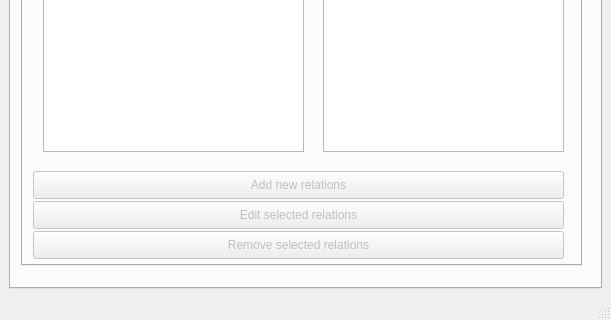
disaerna/T-113-VLN1, file Verklegt/mainmenu.ui: the form before one commit; both pictures show x 0 to 611 and y 360 to 680 of the 611 by 680 pixel window.
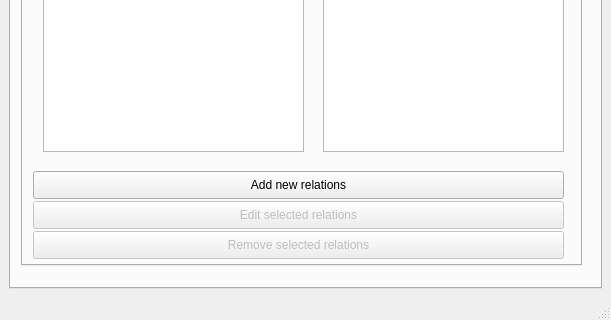
The form after the commit. The open tabs and pages were chosen to show the change.

Patch:
```diff
--- a/Verklegt/mainmenu.ui
+++ b/Verklegt/mainmenu.ui
@@ -689,7 +689,7 @@
          </widget>
          <widget class="QPushButton" name="pushButton_addCompRelation">
           <property name="enabled">
-           <bool>false</bool>
+           <bool>true</bool>
           </property>
           <property name="geometry">
            <rect>
```
Left out of the diff: 6 changed lines with no effect on the pictures.
